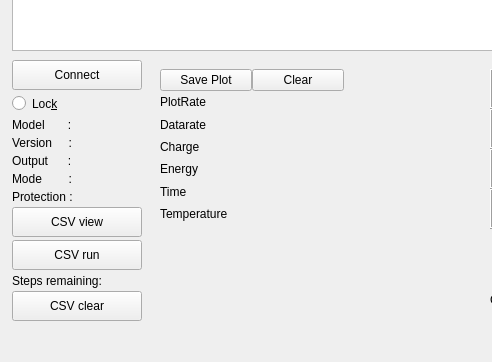
Old version of the form source_files/dps_GUI.ui in the repository Sogolumbo/XYGUI; both pictures show x 0 to 492 and y 290 to 652 of the 1167 by 652 pixel window.
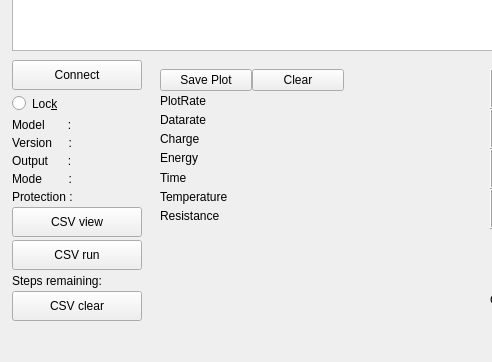
New version of the form. Icons and pictures are not drawn. Custom widgets are drawn as their Qt base class.

Commit message: Add calculated resistance

The edit to the form file:
```diff
--- a/source_files/dps_GUI.ui
+++ b/source_files/dps_GUI.ui
@@ -732,6 +732,19 @@
         </property>
        </widget>
       </item>
+      <item>
+       <widget class="QLabel" name="label_resistance">
+        <property name="minimumSize">
+         <size>
+          <width>170</width>
+          <height>0</height>
+         </size>
+        </property>
+        <property name="text">
+         <string>Resistance</string>
+        </property>
+       </widget>
+      </item>
       <item>
        <spacer name="verticalSpacer">
         <property name="orientation">
```
The commit also changes 3 other files.
